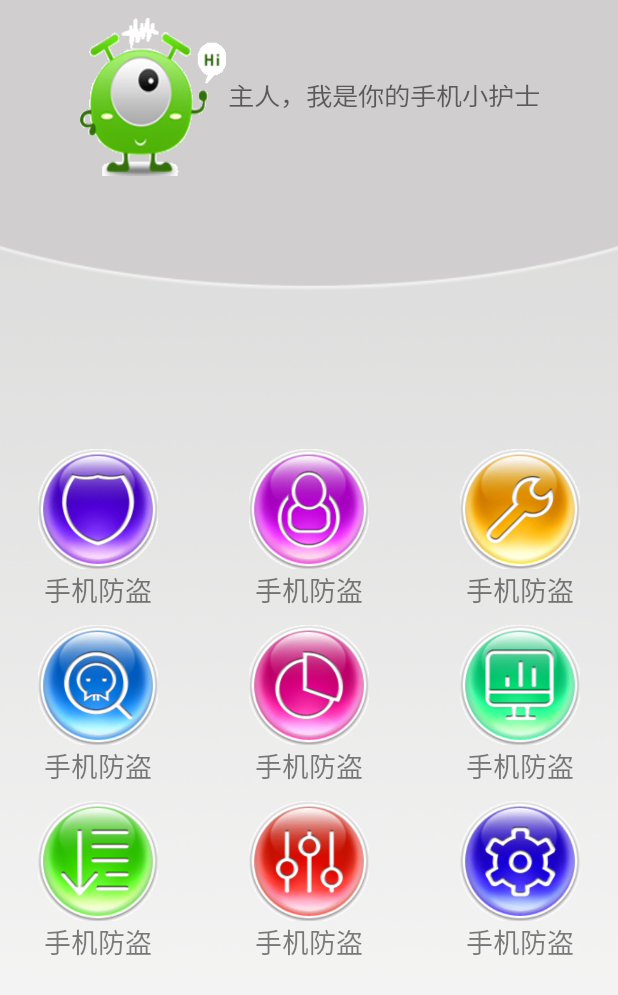
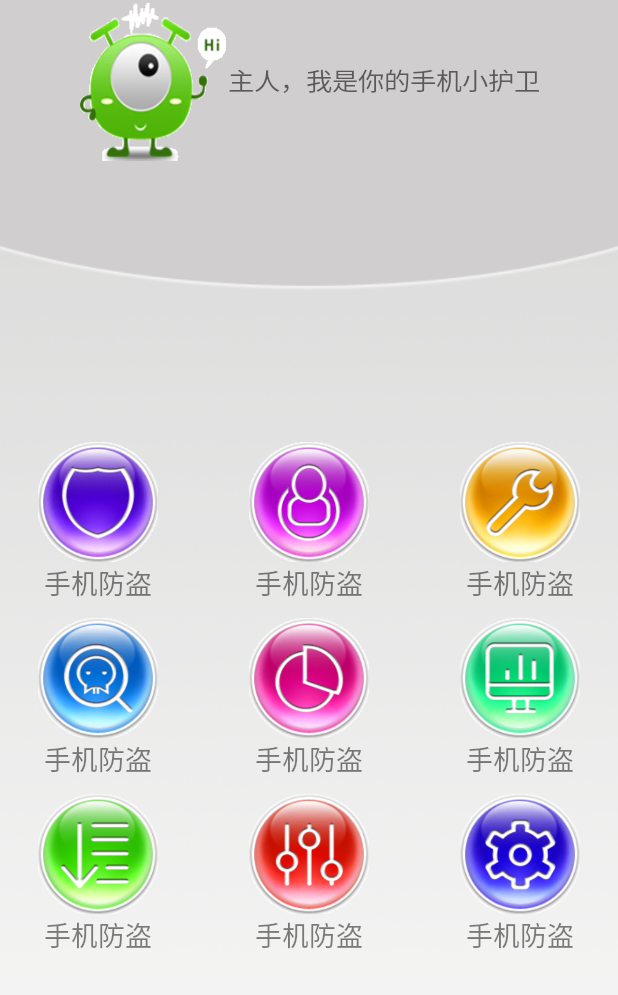
Before and after one commit to lizengcheng/MobileGuard, an Android app: the HomeActivity screen opened directly, with no data from a screen before it, on a phone screen of 412 x 824 dp. Shown: the top 995 px of the screen. Run offline under Robolectric (Android 15) with nearby library versions, the phone set to English and light mode, and no system bars.

Commit message:
Add files via upload

```diff
--- a/app/src/main/res/layout/activity_home.xml
+++ b/app/src/main/res/layout/activity_home.xml
@@ -1,32 +1,32 @@
 <?xml version="1.0" encoding="utf-8"?>
-<LinearLayout android:layout_width="match_parent"
+<LinearLayout android:orientation="vertical"
+    android:layout_width="match_parent"
     android:layout_height="match_parent"
-    android:orientation="vertical"
     android:layout_gravity="center"
     android:background="@drawable/bg_home"
-    xmlns:android="http://schemas.android.com/apk/res/android" >
+    xmlns:android="http://schemas.android.com/apk/res/android">
 
     <LinearLayout
         android:layout_width="match_parent"
         android:layout_height="wrap_content"
-        android:orientation="horizontal"
         android:gravity="center"
-        android:layout_marginTop="10dp">
+        android:orientation="horizontal">
+
         <ImageView
             android:layout_width="100dp"
             android:layout_height="107dp"
             android:background="@drawable/superman"
-            android:scaleType="fitXY"/>
+            android:scaleType="fitXY" />
+
         <TextView
+            android:id="@+id/tv_home"
             android:layout_width="wrap_content"
             android:layout_height="wrap_content"
-            android:id="@+id/tv_home"
-            android:textSize="16sp"
-            android:text="主人，我是你的手机小护士"
+            android:text="主人，我是你的手机小护卫"
             android:textColor="#90000000"
             android:textScaleX="1.1"
-            android:typeface="normal"/>
-
+            android:textSize="16dp"
+            android:typeface="normal" />
     </LinearLayout>
 
     <RelativeLayout
@@ -41,10 +41,9 @@
                 android:horizontalSpacing="10dp"
                 android:verticalSpacing="10dp"
                 android:numColumns="3">
+
             </GridView>
-
         </RelativeLayout>
 
 
-
 </LinearLayout>
```
Lines whose indentation alone changed are shown as unchanged.
